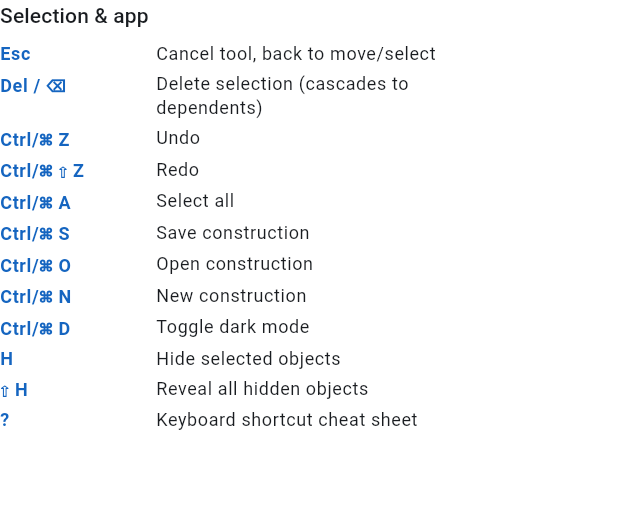
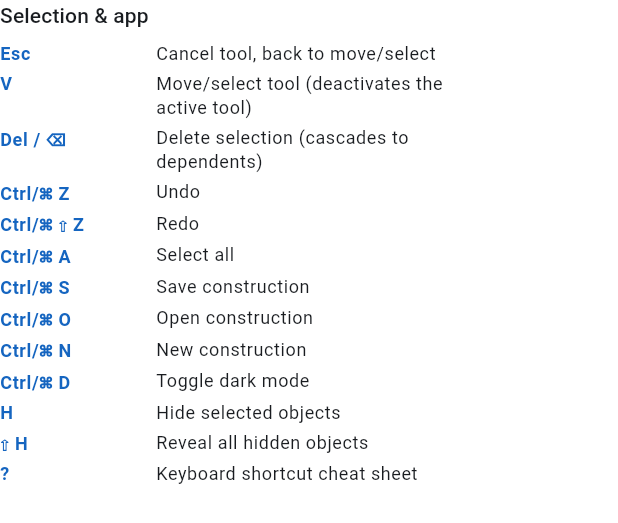
Before and after one commit to steveSuave/regula, a Flutter app: the _SectionColumn widget shown alone on an empty page, opened directly with empty values, on a phone screen of 412 x 824 dp. Shown: the top 523 px of the screen. Run offline on Flutter 3.47's test engine with Material 3 defaults, Android fonts, the phone set to English and light mode, and no system bars; our stand-ins replace file_picker, flutter_riverpod, freezed_annotation, riverpod_annotation, shared_preferences; accounts and stored records are empty; generated files the repository leaves out were written again.

Commit message:
Phase 13: cheat-sheet discoverability — V unhidden, display-only pointer-gesture rows
V (move/select, the Esc twin) now shows in the sheet, and a new
GestureRow list renders Space+drag / scroll / two-finger / pinch in the
Viewport section — display-only, the resolver never sees them.

Co-Authored-By: Claude Fable 5 <noreply@anthropic.com>

```diff
--- a/lib/presentation/shortcuts/cheat_sheet.dart
+++ b/lib/presentation/shortcuts/cheat_sheet.dart
@@ -81,9 +81,13 @@ class _SectionColumn extends StatelessWidget {
   @override
   Widget build(BuildContext context) {
     final theme = Theme.of(context);
-    final bindings = [
+    // Bindings first, then the display-only pointer-gesture rows.
+    final rows = [
       for (final binding in shortcutTable)
-        if (binding.section == section && binding.showInCheatSheet) binding,
+        if (binding.section == section && binding.showInCheatSheet)
+          (binding.display, binding.label),
+      for (final gesture in gestureRows)
+        if (gesture.section == section) (gesture.display, gesture.label),
     ];
     return SizedBox(
       width: 330,
@@ -92,7 +96,7 @@ class _SectionColumn extends StatelessWidget {
         children: [
           Text(section.title, style: theme.textTheme.titleSmall),
           const SizedBox(height: 6),
-          for (final binding in bindings)
+          for (final (display, label) in rows)
             Padding(
               padding: const EdgeInsets.symmetric(vertical: 2),
               child: Row(
@@ -101,7 +105,7 @@ class _SectionColumn extends StatelessWidget {
                   SizedBox(
                     width: 104,
                     child: Text(
-                      binding.display,
+                      display,
                       style: theme.textTheme.bodySmall!.copyWith(
                         fontWeight: FontWeight.w600,
                         color: theme.colorScheme.primary,
@@ -109,10 +113,7 @@ class _SectionColumn extends StatelessWidget {
                     ),
                   ),
                   Expanded(
-                    child: Text(
-                      binding.label,
-                      style: theme.textTheme.bodySmall,
-                    ),
+                    child: Text(label, style: theme.textTheme.bodySmall),
                   ),
                 ],
               ),
--- a/lib/presentation/shortcuts/shortcut_table.dart
+++ b/lib/presentation/shortcuts/shortcut_table.dart
@@ -174,7 +174,8 @@ ShortcutBinding _x(
 /// Deliberately absent, per PLAN: `Tab` object cycling (needs cursor
 /// tracking; Tab traverses focus meanwhile). `Space`+drag panning lives
 /// in the canvas's gesture code, not here — it is a modifier for a
-/// pointer gesture, not a key action.
+/// pointer gesture, not a key action; the cheat sheet lists it (and the
+/// other pointer gestures) via the display-only [gestureRows].
 final List<ShortcutBinding> shortcutTable = [
   // ── Selection / app level ────────────────────────────────────────
   const ShortcutBinding(
@@ -187,10 +188,9 @@ final List<ShortcutBinding> shortcutTable = [
   const ShortcutBinding(
     sequence: [KeyStroke(LogicalKeyboardKey.keyV)],
     action: AppAction.returnToMoveSelect,
-    label: 'Move/select tool',
+    label: 'Move/select tool (deactivates the active tool)',
     section: ShortcutSection.appLevel,
     display: 'V',
-    showInCheatSheet: false,
   ),
   const ShortcutBinding(
     sequence: [KeyStroke(LogicalKeyboardKey.delete)],
@@ -516,3 +516,42 @@ final List<ShortcutBinding> shortcutTable = [
   ),
   _x(LogicalKeyboardKey.keyT, AppAction.trapeziumMacroTool, 'Trapezium', 'X T'),
 ];
+
+/// A display-only cheat-sheet row for a pointer gesture. Not a binding —
+/// the resolver never sees these; they exist so the pointer-first
+/// interactions (panning, zooming) are discoverable next to their
+/// keyboard cousins.
+class GestureRow {
+  const GestureRow({
+    required this.display,
+    required this.label,
+    required this.section,
+  });
+
+  final String display;
+  final String label;
+  final ShortcutSection section;
+}
+
+const List<GestureRow> gestureRows = [
+  GestureRow(
+    display: 'Space + drag',
+    label: 'Pan (hold Space, works with any tool)',
+    section: ShortcutSection.viewport,
+  ),
+  GestureRow(
+    display: 'Scroll',
+    label: 'Zoom about the cursor',
+    section: ShortcutSection.viewport,
+  ),
+  GestureRow(
+    display: 'Two-finger drag',
+    label: 'Pan (touch)',
+    section: ShortcutSection.viewport,
+  ),
+  GestureRow(
+    display: 'Pinch',
+    label: 'Zoom (touch)',
+    section: ShortcutSection.viewport,
+  ),
+];
```
Also changed, not shown: 2 other files.
